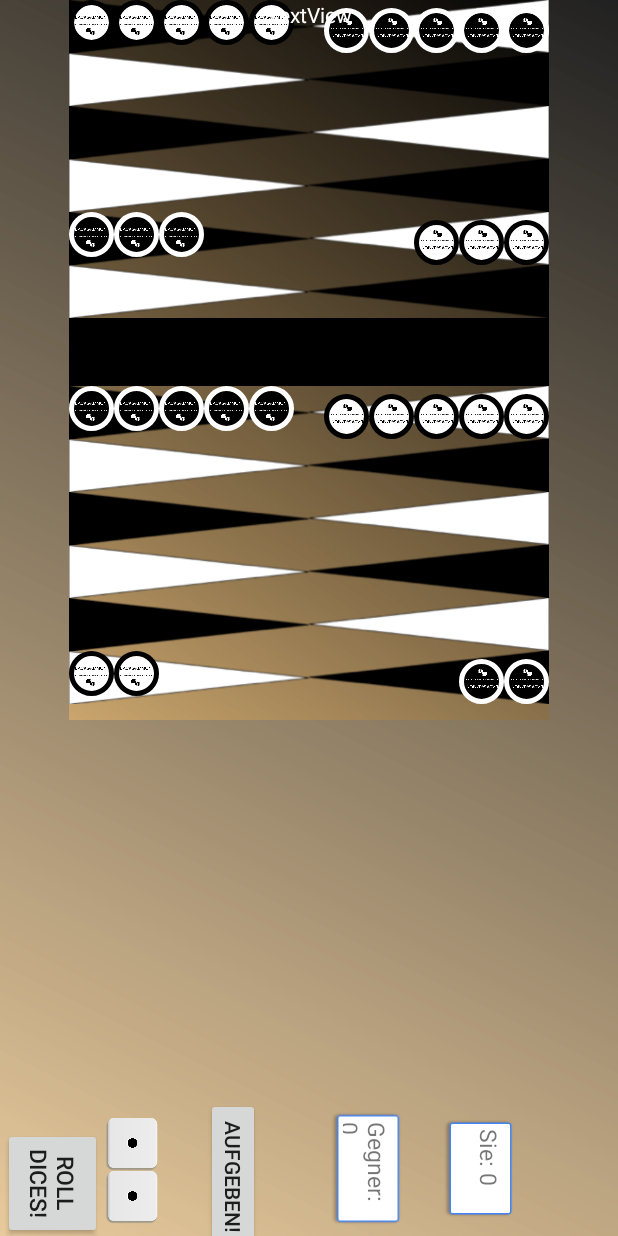
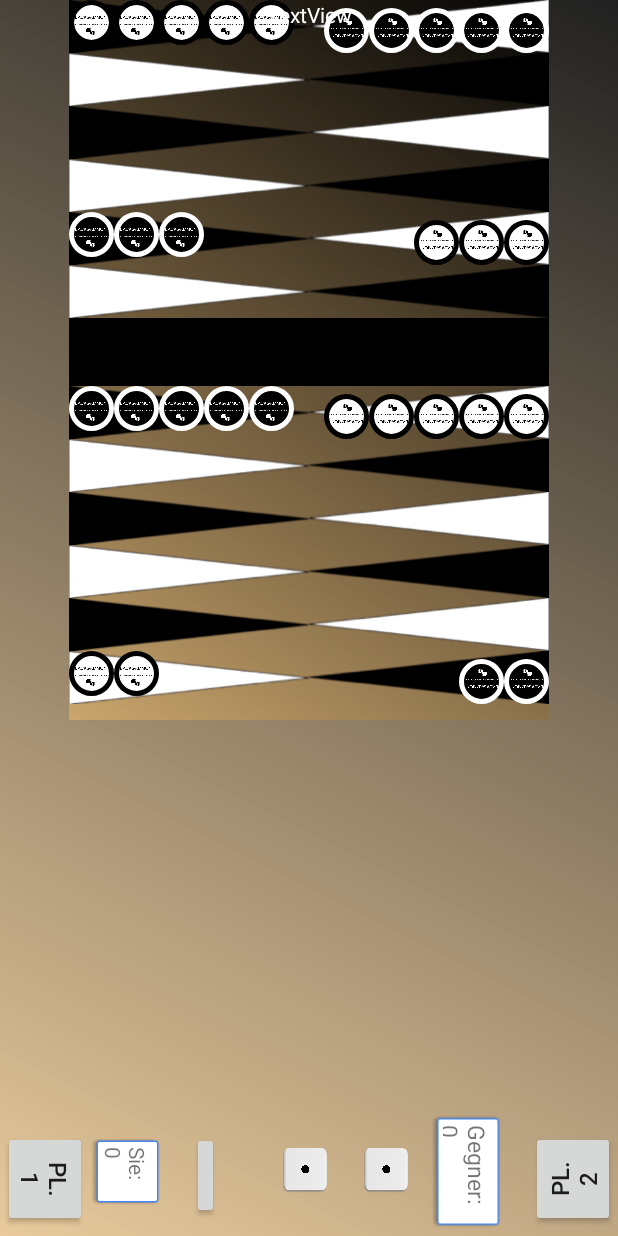
Before and after one commit to Canberk1997/Backgammon1, an Android app: the ActivityMehrspieler screen opened directly, with no data from a screen before it, on a phone screen of 412 x 824 dp. Run offline under Robolectric (Android 15) with nearby library versions, the phone set to English and light mode, and no system bars; our stand-ins replace CircleImageView, Firebase (no records; nobody signed in at launch, a user with empty details on screens opened directly).

Commit message:
15.06.2020 Teil3

```diff
--- a/app/src/main/java/com/example/backgammon/ActivityMehrspieler.java
+++ b/app/src/main/java/com/example/backgammon/ActivityMehrspieler.java
@@ -294,9 +294,9 @@ public class ActivityMehrspieler extends AppCompatActivity {
     @SuppressLint("ResourceType")
     public boolean weisserstein(View view, ViewGroup owner, LinearLayout linearLayouts1 ) {
 
-       View sik = layout_brett2.getChildAt(0);
+       View brettView = layout_brett2.getChildAt(0);
 
-        if (view.getId() <= 15 && sik == null) {
+        if (view.getId() <= 15 && brettView == null) {
             {
 
 
@@ -377,10 +377,52 @@ public class ActivityMehrspieler extends AppCompatActivity {
 
             }
         }
-        else if(view.getId() <= 15 && sik != null){
+        else if(view.getId() <= 15 && brettView != null){
+
           owner.addView(view);
             return false;
+           /* View name = layout_brett1.getChildAt(0);
 
+
+            int standort = owner.getId();
+            int neuerStandort = standort + Wert1;
+
+            int standort2 = owner.getId();
+            int neuerStandort2 = standort2 + Wert2;
+
+            if ((linearLayouts1.getId() == neuerStandort)) {
+
+                if ((linearLayouts1.getChildAt(0) == null) && (linearLayouts1.getChildAt(1) == null)) {
+                    linearLayouts1.addView(view);
+                    Wert1 = 0;
+
+                } else if ((linearLayouts1.getChildAt(0).getId() >= 16) && (linearLayouts1.getChildAt(1) == null)) {
+                    View vv = linearLayouts1.getChildAt(0);
+                    linearLayouts1.removeAllViews();
+                    linearLayouts1.addView(view);
+                    layout_brett1.addView(vv);
+                    Wert1 = 0;
+
+                } else if ((linearLayouts1.getChildAt(0).getId() >= 16) && (linearLayouts1.getChildAt(1).getId() >= 16)) {
+                    owner.addView(view);
+                    return false;
+                } else if ((linearLayouts1.getChildAt(0).getId() <= 15) && (linearLayouts1.getChildAt(1) == null)) {
+                    linearLayouts1.addView(view);
+                    Wert1 = 0;
+
+                } else if ((linearLayouts1.getChildAt(0).getId() <= 15) && (linearLayouts1.getChildAt(2) == null)) {
+                    linearLayouts1.addView(view);
+                    Wert1 = 0;
+
+                } else if ((linearLayouts1.getChildAt(0).getId() <= 15) && (linearLayouts1.getChildAt(3) == null)) {
+                    linearLayouts1.addView(view);
+                    Wert1 = 0;
+
+                } else if ((linearLayouts1.getChildAt(0).getId() <= 15) && (linearLayouts1.getChildAt(4) == null)) {
+                    linearLayouts1.addView(view);
+                    Wert1 = 0;
+                }
+                }*/
         }
         else{
 
@@ -394,84 +436,94 @@ public class ActivityMehrspieler extends AppCompatActivity {
     @SuppressLint("ResourceType")
     public boolean schwarzerstein(View view, ViewGroup owner, LinearLayout linearLayouts1 ){
 
+        View brettView2 = layout_brett1.getChildAt(0);
 
-        if (view.getId() >= 16) {
 
+        if (view.getId() >= 16 && brettView2 == null) {
+            {
                 int standort = owner.getId();
-            int neu = standort-Wert3;
+                int neu = standort - Wert3;
 
-            int standort2= owner.getId();
-            int neu2 = standort2-Wert4;
+                int standort2 = owner.getId();
+                int neu2 = standort2 - Wert4;
 
-            if((linearLayouts1.getId()==neu) ){
+                if ((linearLayouts1.getId() == neu)) {
 
 
                     if ((linearLayouts1.getChildAt(0) == null) && (linearLayouts1.getChildAt(1) == null)) {
                         linearLayouts1.addView(view);
-                    Wert3=0;
+                        Wert3 = 0;
                     } else if ((linearLayouts1.getChildAt(0).getId() <= 15) && (linearLayouts1.getChildAt(1) == null)) {
                         View vv = linearLayouts1.getChildAt(0);
                         linearLayouts1.removeAllViews();
                         linearLayouts1.addView(view);
                         layout_brett2.addView(vv);
-                    Wert3=0;
+                        Wert3 = 0;
                     } else if ((linearLayouts1.getChildAt(0).getId() <= 15) && (linearLayouts1.getChildAt(1).getId() <= 15)) {
                         owner.addView(view);
                         return false;
                     } else if ((linearLayouts1.getChildAt(0).getId() >= 15) && (linearLayouts1.getChildAt(1) == null)) {
                         linearLayouts1.addView(view);
-                    Wert3=0;
+                        Wert3 = 0;
                     } else if ((linearLayouts1.getChildAt(0).getId() >= 15) && (linearLayouts1.getChildAt(2) == null)) {
                         linearLayouts1.addView(view);
-                    Wert3=0;
+                        Wert3 = 0;
                     } else if ((linearLayouts1.getChildAt(0).getId() >= 15) && (linearLayouts1.getChildAt(3) == null)) {
                         linearLayouts1.addView(view);
-                    Wert3=0;
+                        Wert3 = 0;
                     } else if ((linearLayouts1.getChildAt(0).getId() >= 15) && (linearLayouts1.getChildAt(4) == null)) {
                         linearLayouts1.addView(view);
-                    Wert3=0;
+                        Wert3 = 0;
                     }
 
-            }
-            else if( (linearLayouts1.getId()==neu2)){
+                } else if ((linearLayouts1.getId() == neu2)) {
 
 
                     if ((linearLayouts1.getChildAt(0) == null) && (linearLayouts1.getChildAt(1) == null)) {
                         linearLayouts1.addView(view);
-                    Wert4=0;
+                        Wert4 = 0;
                     } else if ((linearLayouts1.getChildAt(0).getId() <= 15) && (linearLayouts1.getChildAt(1) == null)) {
                         View vv = linearLayouts1.getChildAt(0);
                         linearLayouts1.removeAllViews();
                         linearLayouts1.addView(view);
                         layout_brett2.addView(vv);
-                    Wert4=0;
+                        Wert4 = 0;
                     } else if ((linearLayouts1.getChildAt(0).getId() <= 15) && (linearLayouts1.getChildAt(1).getId() <= 15)) {
                         owner.addView(view);
                         return false;
                     } else if ((linearLayouts1.getChildAt(0).getId() >= 15) && (linearLayouts1.getChildAt(1) == null)) {
                         linearLayouts1.addView(view);
-                    Wert4=0;
+                        Wert4 = 0;
                     } else if ((linearLayouts1.getChildAt(0).getId() >= 15) && (linearLayouts1.getChildAt(2) == null)) {
                         linearLayouts1.addView(view);
-                    Wert4=0;
+                        Wert4 = 0;
                     } else if ((linearLayouts1.getChildAt(0).getId() >= 15) && (linearLayouts1.getChildAt(3) == null)) {
                         linearLayouts1.addView(view);
-                    Wert4=0;
+                        Wert4 = 0;
                     } else if ((linearLayouts1.getChildAt(0).getId() >= 15) && (linearLayouts1.getChildAt(4) == null)) {
                         linearLayouts1.addView(view);
-                    Wert4=0;
+                        Wert4 = 0;
                     }
 
-            }
-            else{
+                } else {
                     owner.addView(view);
                     return false;
                 }
             }
-       else{
+        }
+          else if(view.getId() >= 16 && brettView2 != null){
+
+                owner.addView(view);
                 return false;
             }
+            else{
+
+                return false;
+
+            }
+
             return false;}
+
 
     public void openpopupinformation() {
         PopUp popUp = new PopUp();
@@ -515,7 +567,7 @@ public class ActivityMehrspieler extends AppCompatActivity {
         s14.setId(29);
         s15.setId(30);
         layout_brett2.setId(10);
-
+        layout_brett1.setId(10);
         //layout_brett1.setId(16);
 
 
--- a/app/src/main/res/layout/activity_mehrspieler.xml
+++ b/app/src/main/res/layout/activity_mehrspieler.xml
@@ -508,42 +508,40 @@
 
   <ImageView
       android:id="@+id/image_view_wuerfel2"
-      android:layout_width="35dp"
-      android:layout_height="35dp"
-      android:layout_marginBottom="8dp"
+      android:layout_width="30dp"
+      android:layout_height="30dp"
       android:rotation="90"
       android:src="@drawable/wuerfel1"
       app:layout_column="1"
-      app:layout_constraintBottom_toBottomOf="parent"
-      app:layout_constraintStart_toEndOf="@+id/rollDice"
+      app:layout_constraintBottom_toBottomOf="@+id/textViewGegner"
+      app:layout_constraintEnd_toStartOf="@+id/textViewGegner"
+      app:layout_constraintTop_toTopOf="@+id/textViewGegner"
+      app:layout_constraintVertical_bias="0.45"
       app:layout_row="0" />
 
   <ImageView
       android:id="@+id/image_view_wuerfel1"
-      android:layout_width="35dp"
-      android:layout_height="35dp"
-      android:layout_marginEnd="210dp"
-      android:layout_marginRight="210dp"
+      android:layout_width="30dp"
+      android:layout_height="30dp"
       android:rotation="90"
       android:src="@drawable/wuerfel1"
       app:layout_column="1"
-      app:layout_constraintBottom_toTopOf="@+id/image_view_wuerfel2"
-      app:layout_constraintEnd_toEndOf="parent"
-      app:layout_constraintHorizontal_bias="0.0"
-      app:layout_constraintStart_toEndOf="@+id/rollDice"
-      app:layout_constraintTop_toBottomOf="@+id/gridLayout"
-      app:layout_constraintVertical_bias="1.0"
+      app:layout_constraintBottom_toBottomOf="@+id/image_view_wuerfel2"
+      app:layout_constraintEnd_toStartOf="@+id/image_view_wuerfel2"
+      app:layout_constraintStart_toEndOf="@+id/btnAufgeben"
+      app:layout_constraintTop_toTopOf="@+id/image_view_wuerfel2"
       app:layout_gravity="bottom"
       app:layout_row="0" />
 
   <Button
       android:id="@+id/rollDice"
-      android:layout_width="70dp"
-      android:layout_height="70dp"
+      android:layout_width="60dp"
+      android:layout_height="60dp"
+      android:layout_marginBottom="8dp"
       android:orientation="vertical"
       android:rotation="90"
-      android:text="Roll Dices!"
-      android:textSize="15sp"
+      android:text="Pl. 1"
+      android:textSize="16sp"
       app:layout_column="0"
       app:layout_constraintBottom_toBottomOf="parent"
       app:layout_constraintEnd_toEndOf="parent"
@@ -552,19 +550,34 @@
       app:layout_row="0" />
 
   <Button
+      android:id="@+id/rollDice2"
+      android:layout_width="60dp"
+      android:layout_height="60dp"
+      android:layout_marginBottom="24dp"
+      android:orientation="vertical"
+      android:rotation="270"
+      android:text="Pl. 2"
+      android:textSize="16sp"
+      app:layout_column="0"
+      app:layout_constraintBottom_toBottomOf="parent"
+      app:layout_constraintEnd_toEndOf="parent"
+      app:layout_constraintHorizontal_bias="1.0"
+      app:layout_constraintStart_toStartOf="parent"
+      app:layout_constraintTop_toTopOf="@+id/rollDice"
+      app:layout_constraintVertical_bias="0.0"
+      app:layout_row="0" />
+
+  <Button
       android:id="@+id/btnAufgeben"
-      android:layout_width="100dp"
-      android:layout_height="40dp"
-      android:layout_marginBottom="20dp"
+      android:layout_width="54dp"
+      android:layout_height="22dp"
       android:orientation="vertical"
       android:rotation="90"
       android:text="Aufgeben!"
-      app:layout_constraintBottom_toBottomOf="@+id/rollDice"
-      app:layout_constraintEnd_toEndOf="parent"
-      app:layout_constraintHorizontal_bias="0.0"
-      app:layout_constraintStart_toEndOf="@+id/image_view_wuerfel1"
-      app:layout_constraintTop_toBottomOf="@+id/gridLayout"
-      app:layout_constraintVertical_bias="1.0" />
+      app:layout_constraintBottom_toBottomOf="@+id/textViewSie"
+      app:layout_constraintStart_toEndOf="@+id/textViewSie"
+      app:layout_constraintTop_toTopOf="@+id/textViewSie"
+      app:layout_constraintVertical_bias="0.607" />
 
   <TextView
       android:id="@+id/textViewGegner"
@@ -575,24 +588,22 @@
       android:text="Gegner: 0"
       android:textSize="15sp"
       app:layout_constraintBottom_toBottomOf="@+id/btnAufgeben"
+      app:layout_constraintEnd_toStartOf="@+id/rollDice2"
+      app:layout_constraintHorizontal_bias="1.0"
       app:layout_constraintStart_toEndOf="@+id/btnAufgeben"
-      app:layout_constraintTop_toBottomOf="@+id/gridLayout"
-      app:layout_constraintVertical_bias="1.0" />
+      app:layout_constraintTop_toTopOf="@+id/textViewSie"
+      app:layout_constraintVertical_bias="0.0" />
 
   <TextView
       android:id="@+id/textViewSie"
-      android:layout_width="70dp"
+      android:layout_width="50dp"
       android:layout_height="50dp"
       android:background="@drawable/common_google_signin_btn_icon_dark_normal_background"
       android:rotation="90"
       android:text="Sie: 0"
-      android:textSize="15sp"
-      app:layout_constraintBottom_toBottomOf="@+id/textViewGegner"
-      app:layout_constraintEnd_toEndOf="parent"
-      app:layout_constraintHorizontal_bias="0.0"
-      app:layout_constraintStart_toEndOf="@+id/textViewGegner"
-      app:layout_constraintTop_toTopOf="@+id/textViewGegner"
-      app:layout_constraintVertical_bias="0.0" />
+      android:textSize="14sp"
+      app:layout_constraintStart_toEndOf="@+id/rollDice"
+      app:layout_constraintTop_toTopOf="@+id/rollDice" />
 
   <TextView
       android:id="@+id/textView"
```
Lines whose indentation alone changed are shown as unchanged.
